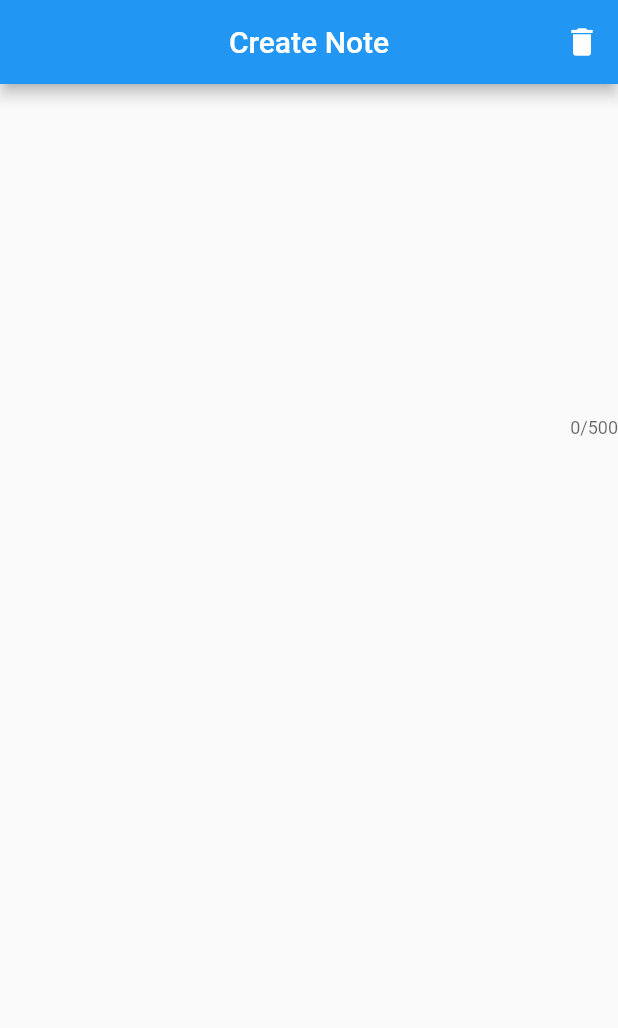
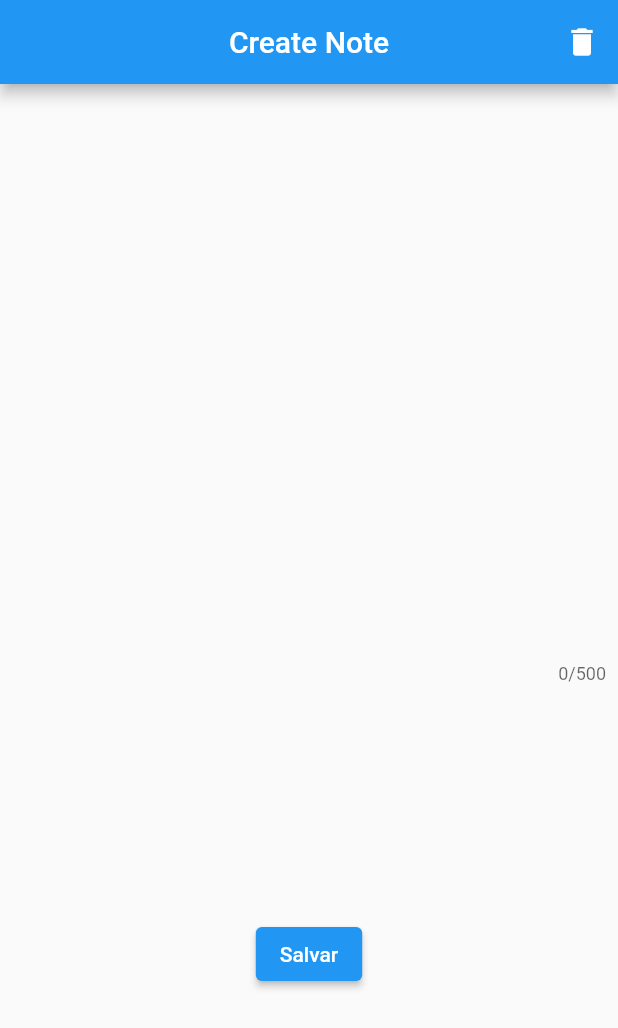
Before and after one commit to eullercdr/flutter-ignite-modulo-2, a Flutter app: the screen it shows after launch, on a phone screen of 412 x 824 dp. Shown: the top 1028 px of the screen. Run offline on Flutter 3.47's test engine with Material 2 defaults, Android fonts, the phone set to English and light mode, and no system bars.

Commit message:
feat: add column padding e mainAxisAlignemtn

```diff
--- a/lib/create_note_page.dart
+++ b/lib/create_note_page.dart
@@ -9,13 +9,21 @@ class CreateNotePage extends StatelessWidget {
           centerTitle: true,
           actions: [IconButton(icon: Icon(Icons.delete), onPressed: () {})],
         ),
-      body: TextField(
+        body: Padding(
+          padding: const EdgeInsets.all(8.0),
+          child: Column(
+            mainAxisAlignment: MainAxisAlignment.spaceEvenly,
+            children: [
+              TextField(
                 maxLines: 10,
                 maxLength: 500,
                 decoration: InputDecoration(
                   border: InputBorder.none,
                 ),
               ),
-    );
+              ElevatedButton(onPressed: () {}, child: Text('Salvar'))
+            ],
+          ),
+        ));
   }
 }
```
Lines whose indentation alone changed are shown as unchanged.
